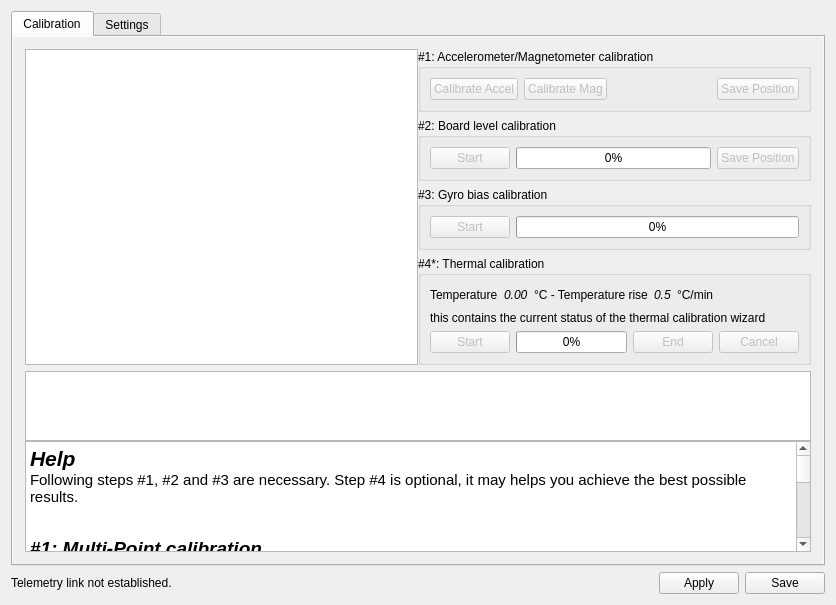
openpilot/OpenPilot, file ground/openpilotgcs/src/plugins/config/revosensors.ui: the form before one commit.
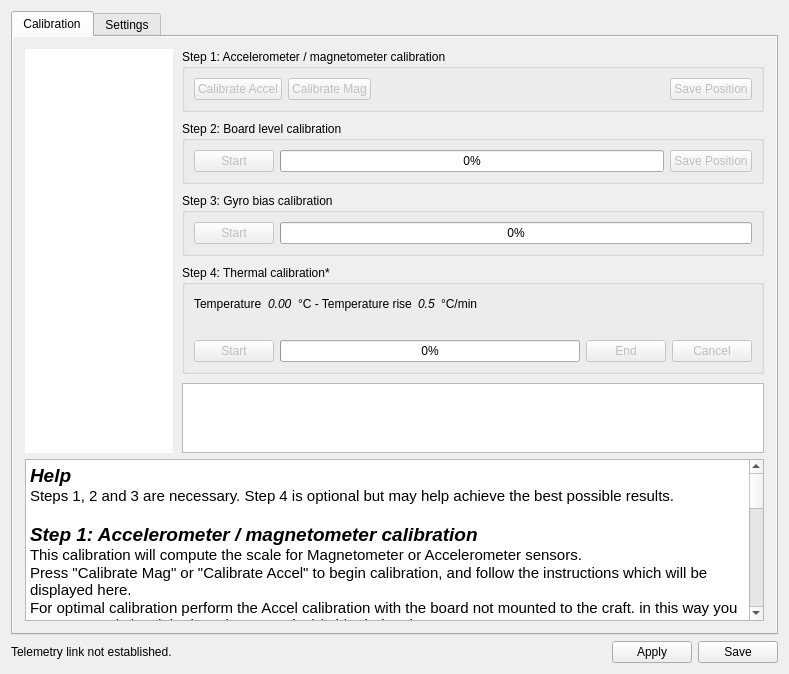
The form after the commit. Icons and pictures are not drawn.

Commit message: first version (resizing should go to image, might need a split pane)

```diff
--- a/ground/openpilotgcs/src/plugins/config/revosensors.ui
+++ b/ground/openpilotgcs/src/plugins/config/revosensors.ui
@@ -6,8 +6,8 @@
    <rect>
     <x>0</x>
     <y>0</y>
-    <width>836</width>
-    <height>605</height>
+    <width>789</width>
+    <height>674</height>
    </rect>
   </property>
   <property name="windowTitle">
@@ -31,122 +31,130 @@
       </attribute>
       <layout class="QVBoxLayout" name="verticalLayout_11">
        <property name="spacing">
-        <number>0</number>
-       </property>
-       <property name="leftMargin">
-        <number>0</number>
-       </property>
-       <property name="topMargin">
-        <number>0</number>
-       </property>
-       <property name="rightMargin">
-        <number>0</number>
-       </property>
-       <property name="bottomMargin">
-        <number>0</number>
-       </property>
-       <item>
-        <layout class="QGridLayout" name="gridLayout">
-         <property name="leftMargin">
-          <number>12</number>
-         </property>
-         <property name="topMargin">
-          <number>12</number>
-         </property>
-         <property name="rightMargin">
-          <number>12</number>
-         </property>
-         <property name="bottomMargin">
-          <number>12</number>
-         </property>
-         <property name="verticalSpacing">
           <number>6</number>
          </property>
-         <item row="0" column="0" rowspan="4">
-          <layout class="QVBoxLayout">
+       <property name="leftMargin">
+        <number>12</number>
+       </property>
+       <property name="topMargin">
+        <number>12</number>
+       </property>
+       <property name="rightMargin">
+        <number>12</number>
+       </property>
+       <property name="bottomMargin">
+        <number>12</number>
+       </property>
+       <item>
+        <layout class="QHBoxLayout" name="horizontalLayout">
+         <property name="spacing">
+          <number>9</number>
+         </property>
+         <property name="leftMargin">
+          <number>0</number>
+         </property>
+         <property name="topMargin">
+          <number>0</number>
+         </property>
+         <property name="rightMargin">
+          <number>0</number>
+         </property>
+         <property name="bottomMargin">
+          <number>0</number>
+         </property>
            <item>
             <widget class="QGraphicsView" name="calibrationVisualHelp">
+           <property name="sizePolicy">
+            <sizepolicy hsizetype="Preferred" vsizetype="Preferred">
+             <horstretch>0</horstretch>
+             <verstretch>0</verstretch>
+            </sizepolicy>
+           </property>
+           <property name="frameShape">
+            <enum>QFrame::NoFrame</enum>
+           </property>
+           <property name="lineWidth">
+            <number>0</number>
+           </property>
              <property name="verticalScrollBarPolicy">
               <enum>Qt::ScrollBarAlwaysOff</enum>
              </property>
              <property name="horizontalScrollBarPolicy">
               <enum>Qt::ScrollBarAlwaysOff</enum>
              </property>
-            </widget>
-           </item>
-          </layout>
-         </item>
-         <item row="4" column="0" colspan="2">
-          <layout class="QVBoxLayout" name="instruction_layout">
-           <item>
-            <widget class="QTextEdit" name="calibrationInstructions">
-             <property name="font">
-              <font>
-               <pointsize>10</pointsize>
-               <weight>75</weight>
-               <bold>true</bold>
-              </font>
-             </property>
-             <property name="toolTip">
-              <string>Calibration status</string>
-             </property>
-             <property name="horizontalScrollBarPolicy">
-              <enum>Qt::ScrollBarAlwaysOff</enum>
-             </property>
              <property name="sizeAdjustPolicy">
-              <enum>QAbstractScrollArea::AdjustToContents</enum>
-             </property>
+            <enum>QAbstractScrollArea::AdjustIgnored</enum>
+           </property>
+           <property name="interactive">
+            <bool>false</bool>
+           </property>
             </widget>
            </item>
            <item>
-            <widget class="QTextEdit" name="textEdit">
-             <property name="toolTip">
-              <string>Calibration instructions</string>
-             </property>
-             <property name="horizontalScrollBarPolicy">
-              <enum>Qt::ScrollBarAlwaysOff</enum>
-             </property>
-             <property name="html">
-              <string>&lt;!DOCTYPE HTML PUBLIC &quot;-//W3C//DTD HTML 4.0//EN&quot; &quot;http://www.w3.org/TR/REC-html40/strict.dtd&quot;&gt;
-&lt;html&gt;&lt;head&gt;&lt;meta name=&quot;qrichtext&quot; content=&quot;1&quot; /&gt;&lt;style type=&quot;text/css&quot;&gt;
-p, li { white-space: pre-wrap; }
-&lt;/style&gt;&lt;/head&gt;&lt;body style=&quot; font-family:'Ubuntu'; font-size:9pt; font-weight:400; font-style:normal;&quot;&gt;
-&lt;table border=&quot;0&quot; style=&quot;-qt-table-type: root; margin-top:4px; margin-bottom:4px; margin-left:4px; margin-right:4px;&quot;&gt;
-&lt;tr&gt;
-&lt;td style=&quot;border: none;&quot;&gt;
-&lt;p style=&quot; margin-top:0px; margin-bottom:0px; margin-left:0px; margin-right:0px; -qt-block-indent:0; text-indent:0px;&quot;&gt;&lt;span style=&quot; font-size:16pt; font-weight:600; font-style:italic;&quot;&gt;Help&lt;/span&gt;&lt;/p&gt;
-&lt;p style=&quot; margin-top:0px; margin-bottom:0px; margin-left:0px; margin-right:0px; -qt-block-indent:0; text-indent:0px;&quot;&gt;&lt;span style=&quot; font-size:11pt;&quot;&gt;Following steps #1, #2 and #3 are necessary. Step #4 is optional, it may helps you achieve the best possible results.&lt;/span&gt;&lt;/p&gt;
-&lt;p style=&quot;-qt-paragraph-type:empty; margin-top:0px; margin-bottom:0px; margin-left:0px; margin-right:0px; -qt-block-indent:0; text-indent:0px; font-size:11pt;&quot;&gt;&lt;br /&gt;&lt;/p&gt;
-&lt;p align=&quot;center&quot; style=&quot;-qt-paragraph-type:empty; margin-top:0px; margin-bottom:0px; margin-left:0px; margin-right:0px; -qt-block-indent:0; text-indent:0px; font-family:'MS Shell Dlg 2'; font-size:8pt;&quot;&gt;&lt;br /&gt;&lt;/p&gt;
-&lt;p style=&quot; margin-top:0px; margin-bottom:0px; margin-left:0px; margin-right:0px; -qt-block-indent:0; text-indent:0px;&quot;&gt;&lt;span style=&quot; font-size:14pt; font-weight:600; font-style:italic;&quot;&gt;#1: Multi-Point calibration&lt;/span&gt;&lt;/p&gt;
-&lt;p style=&quot; margin-top:0px; margin-bottom:0px; margin-left:0px; margin-right:0px; -qt-block-indent:0; text-indent:0px;&quot;&gt;&lt;span style=&quot; font-size:11pt;&quot;&gt;This calibration will compute the scale for Magnetometer or Accelerometer sensors. &lt;/span&gt;&lt;/p&gt;
-&lt;p style=&quot; margin-top:0px; margin-bottom:0px; margin-left:0px; margin-right:0px; -qt-block-indent:0; text-indent:0px;&quot;&gt;&lt;span style=&quot; font-size:11pt;&quot;&gt;Press &amp;quot;Calibrate Mag&amp;quot; or &amp;quot;Calibrate Accel&amp;quot; to begin calibration, and follow the instructions which will be displayed here.  &lt;/span&gt;&lt;/p&gt;
-&lt;p style=&quot; margin-top:0px; margin-bottom:0px; margin-left:0px; margin-right:0px; -qt-block-indent:0; text-indent:0px;&quot;&gt;&lt;span style=&quot; font-size:11pt;&quot;&gt;For optimal calibration perform the Accel calibration with the board not mounted to the craft. in this way you can accurately level the board on your desk/table during the process. &lt;/span&gt;&lt;/p&gt;
-&lt;p style=&quot; margin-top:0px; margin-bottom:0px; margin-left:0px; margin-right:0px; -qt-block-indent:0; text-indent:0px;&quot;&gt;&lt;span style=&quot; font-size:11pt;&quot;&gt;Magnetometer calibration need to be performed inside your plane/copter to account for metal/magnetic stuffs on board.&lt;/span&gt;&lt;/p&gt;
-&lt;p style=&quot; margin-top:0px; margin-bottom:0px; margin-left:0px; margin-right:0px; -qt-block-indent:0; text-indent:0px;&quot;&gt;&lt;span style=&quot; font-size:11pt; font-weight:600; font-style:italic;&quot;&gt;Note 1:&lt;/span&gt;&lt;span style=&quot; font-size:11pt;&quot;&gt; Your &lt;/span&gt;&lt;span style=&quot; font-size:11pt; font-weight:600;&quot;&gt;HomeLocation must be set first&lt;/span&gt;&lt;span style=&quot; font-size:11pt;&quot;&gt;, including the local magnetic field vector (Be) and acceleration due to gravity (g_e).&lt;/span&gt;&lt;/p&gt;
-&lt;p style=&quot; margin-top:0px; margin-bottom:0px; margin-left:0px; margin-right:0px; -qt-block-indent:0; text-indent:0px;&quot;&gt;&lt;span style=&quot; font-size:11pt; font-weight:600; font-style:italic;&quot;&gt;Note 2:&lt;/span&gt;&lt;span style=&quot; font-size:11pt;&quot;&gt; There is no need to point exactly at South/North/West/East. They are just used to easily tells the user how to point the plane/craft. &lt;/span&gt;&lt;/p&gt;
-&lt;p style=&quot; margin-top:0px; margin-bottom:0px; margin-left:0px; margin-right:0px; -qt-block-indent:0; text-indent:0px;&quot;&gt;&lt;span style=&quot; font-size:11pt;&quot;&gt;You can simply assume that North is in front of you, right is East etc. and perform the calibration this way.&lt;/span&gt;&lt;/p&gt;
-&lt;p style=&quot;-qt-paragraph-type:empty; margin-top:0px; margin-bottom:0px; margin-left:0px; margin-right:0px; -qt-block-indent:0; text-indent:0px; font-size:11pt;&quot;&gt;&lt;br /&gt;&lt;/p&gt;
-&lt;p style=&quot; margin-top:0px; margin-bottom:0px; margin-left:0px; margin-right:0px; -qt-block-indent:0; text-indent:0px;&quot;&gt;&lt;span style=&quot; font-size:14pt; font-weight:600; font-style:italic;&quot;&gt;#2: Board level calibration&lt;/span&gt;&lt;/p&gt;
-&lt;p style=&quot; margin-top:0px; margin-bottom:0px; margin-left:0px; margin-right:0px; -qt-block-indent:0; text-indent:0px;&quot;&gt;&lt;span style=&quot; font-size:11pt;&quot;&gt;This step will ensure that board leveling is accurate. Place your airframe as horizontally as possible (use a spirit level if necessary), then press Start below and do not move your airframe at all until the end of the calibration.&lt;/span&gt;&lt;/p&gt;
-&lt;p style=&quot;-qt-paragraph-type:empty; margin-top:0px; margin-bottom:0px; margin-left:0px; margin-right:0px; -qt-block-indent:0; text-indent:0px; font-size:11pt;&quot;&gt;&lt;br /&gt;&lt;/p&gt;
-&lt;p style=&quot; margin-top:0px; margin-bottom:0px; margin-left:0px; margin-right:0px; -qt-block-indent:0; text-indent:0px;&quot;&gt;&lt;span style=&quot; font-size:14pt; font-weight:600; font-style:italic;&quot;&gt;#3: Gyro Bias calculation&lt;/span&gt;&lt;/p&gt;
-&lt;p style=&quot; margin-top:0px; margin-bottom:0px; margin-left:0px; margin-right:0px; -qt-block-indent:0; text-indent:0px;&quot;&gt;&lt;span style=&quot; font-size:11pt;&quot;&gt;This step allows to calibrate the gyro measured value when the board is steady. To perform the calibration leave the board/aircraft completely steady and click start. &lt;/span&gt;&lt;/p&gt;
-&lt;p style=&quot;-qt-paragraph-type:empty; margin-top:0px; margin-bottom:0px; margin-left:0px; margin-right:0px; -qt-block-indent:0; text-indent:0px; font-size:11pt;&quot;&gt;&lt;br /&gt;&lt;/p&gt;
-&lt;p style=&quot; margin-top:0px; margin-bottom:0px; margin-left:0px; margin-right:0px; -qt-block-indent:0; text-indent:0px;&quot;&gt;&lt;span style=&quot; font-size:14pt; font-weight:600; font-style:italic;&quot;&gt;#4: Thermal Calibration&lt;/span&gt;&lt;/p&gt;
-&lt;p style=&quot; margin-top:0px; margin-bottom:0px; margin-left:0px; margin-right:0px; -qt-block-indent:0; text-indent:0px;&quot;&gt;&lt;span style=&quot; font-size:11pt;&quot;&gt;The calibration will compute sensors bias variations at different temperatures while the board warms up.&lt;/span&gt;&lt;/p&gt;
-&lt;p style=&quot; margin-top:0px; margin-bottom:0px; margin-left:0px; margin-right:0px; -qt-block-indent:0; text-indent:0px;&quot;&gt;&lt;span style=&quot; font-size:11pt;&quot;&gt;This  allow a certain amount of correction of those bias variations against temperature changes. It does improve both altitude hold and yaw performances.&lt;/span&gt;&lt;/p&gt;
-&lt;p style=&quot; margin-top:0px; margin-bottom:0px; margin-left:0px; margin-right:0px; -qt-block-indent:0; text-indent:0px;&quot;&gt;&lt;span style=&quot; font-size:11pt;&quot;&gt;To perform this calibration leave the board to cool down at room temperature in the coldest places available. after 15-20 minutes attach the usb connector to the board and Click the Calibrate button leaving the board steady. Wait until completed&lt;/span&gt;&lt;/p&gt;
-&lt;p align=&quot;center&quot; style=&quot;-qt-paragraph-type:empty; margin-top:0px; margin-bottom:0px; margin-left:0px; margin-right:0px; -qt-block-indent:0; text-indent:0px; font-size:11pt;&quot;&gt;&lt;br /&gt;&lt;/p&gt;&lt;/td&gt;&lt;/tr&gt;&lt;/table&gt;&lt;/body&gt;&lt;/html&gt;</string>
+          <layout class="QGridLayout" name="calibrationLayout">
+           <property name="leftMargin">
+            <number>0</number>
+           </property>
+           <property name="topMargin">
+            <number>0</number>
+           </property>
+           <property name="rightMargin">
+            <number>0</number>
+           </property>
+           <property name="bottomMargin">
+            <number>0</number>
+           </property>
+           <item row="2" column="0">
+            <widget class="QGroupBox" name="step3GroupBox">
+             <property name="title">
+              <string>Step 3: Gyro bias calibration</string>
+             </property>
+             <layout class="QHBoxLayout">
+              <item>
+               <widget class="QPushButton" name="gyroBiasStart">
+                <property name="enabled">
+                 <bool>false</bool>
+                </property>
+                <property name="sizePolicy">
+                 <sizepolicy hsizetype="Minimum" vsizetype="Fixed">
+                  <horstretch>0</horstretch>
+                  <verstretch>0</verstretch>
+                 </sizepolicy>
+                </property>
+                <property name="text">
+                 <string>Start</string>
+                </property>
+               </widget>
+              </item>
+              <item>
+               <widget class="QProgressBar" name="gyroBiasProgress">
+                <property name="minimumSize">
+                 <size>
+                  <width>300</width>
+                  <height>0</height>
+                 </size>
+                </property>
+                <property name="maximumSize">
+                 <size>
+                  <width>16777215</width>
+                  <height>16777215</height>
+                 </size>
+                </property>
+                <property name="value">
+                 <number>0</number>
+                </property>
+                <property name="textVisible">
+                 <bool>true</bool>
              </property>
             </widget>
            </item>
           </layout>
-         </item>
-         <item row="0" column="1">
-          <widget class="QGroupBox" name="groupBox">
+            </widget>
+           </item>
+           <item row="0" column="0">
+            <widget class="QGroupBox" name="step1GroupBox">
            <property name="title">
-            <string>#1: Accelerometer/Magnetometer calibration</string>
+              <string>Step 1: Accelerometer / magnetometer calibration</string>
            </property>
            <layout class="QHBoxLayout" name="horizontalLayout_4">
             <item>
@@ -204,78 +212,10 @@
            </layout>
           </widget>
          </item>
-         <item row="1" column="1">
-          <widget class="QGroupBox" name="groupBox">
+           <item row="3" column="0">
+            <widget class="QGroupBox" name="step4GroupBox">
            <property name="title">
-            <string>#2: Board level calibration</string>
-           </property>
-           <layout class="QHBoxLayout">
-            <item>
-             <widget class="QPushButton" name="boardLevelStart">
-              <property name="enabled">
-               <bool>false</bool>
-              </property>
-              <property name="text">
-               <string>Start</string>
-              </property>
-             </widget>
-            </item>
-            <item>
-             <widget class="QProgressBar" name="boardLevelProgress">
-              <property name="value">
-               <number>0</number>
-              </property>
-              <property name="textVisible">
-               <bool>true</bool>
-              </property>
-             </widget>
-            </item>
-            <item>
-             <widget class="QPushButton" name="boardLevelSavePos">
-              <property name="enabled">
-               <bool>false</bool>
-              </property>
-              <property name="text">
-               <string>Save Position</string>
-              </property>
-             </widget>
-            </item>
-           </layout>
-          </widget>
-         </item>
-         <item row="2" column="1">
-          <widget class="QGroupBox" name="groupBox">
-           <property name="title">
-            <string>#3: Gyro bias calibration</string>
-           </property>
-           <layout class="QHBoxLayout">
-            <item>
-             <widget class="QPushButton" name="gyroBiasStart">
-              <property name="enabled">
-               <bool>false</bool>
-              </property>
-              <property name="text">
-               <string>Start</string>
-              </property>
-             </widget>
-            </item>
-            <item>
-             <widget class="QProgressBar" name="gyroBiasProgress">
-              <property name="value">
-               <number>0</number>
-              </property>
-              <property name="textVisible">
-               <bool>true</bool>
-              </property>
-             </widget>
-            </item>
-           </layout>
-          </widget>
-         </item>
-         <item row="3" column="1">
-          <widget class="QGroupBox" name="groupBox_5">
-           <property name="title">
-            <string>#4*: Thermal calibration</string>
+              <string>Step 4: Thermal calibration*</string>
            </property>
            <layout class="QVBoxLayout">
             <item>
@@ -371,7 +311,7 @@
                </font>
               </property>
               <property name="text">
-               <string>this contains the current status of the thermal calibration wizard</string>
+                 <string>&lt;this contains the current status of the thermal calibration wizard&gt;</string>
               </property>
              </widget>
             </item>
@@ -389,6 +329,18 @@
               </item>
               <item>
                <widget class="QProgressBar" name="thermalBiasProgress">
+                  <property name="minimumSize">
+                   <size>
+                    <width>300</width>
+                    <height>0</height>
+                   </size>
+                  </property>
+                  <property name="maximumSize">
+                   <size>
+                    <width>16777215</width>
+                    <height>16777215</height>
+                   </size>
+                  </property>
                 <property name="value">
                  <number>0</number>
                 </property>
@@ -422,11 +374,123 @@
            </layout>
           </widget>
          </item>
-        </layout>
-       </item>
-      </layout>
-     </widget>
-     <widget class="QWidget" name="tab">
+           <item row="1" column="0">
+            <widget class="QGroupBox" name="step2GroupBox">
+             <property name="title">
+              <string>Step 2: Board level calibration</string>
+             </property>
+             <layout class="QHBoxLayout">
+              <item>
+               <widget class="QPushButton" name="boardLevelStart">
+                <property name="enabled">
+                 <bool>false</bool>
+                </property>
+                <property name="text">
+                 <string>Start</string>
+                </property>
+               </widget>
+              </item>
+              <item>
+               <widget class="QProgressBar" name="boardLevelProgress">
+                <property name="value">
+                 <number>0</number>
+                </property>
+                <property name="textVisible">
+                 <bool>true</bool>
+                </property>
+               </widget>
+              </item>
+              <item>
+               <widget class="QPushButton" name="boardLevelSavePos">
+                <property name="enabled">
+                 <bool>false</bool>
+                </property>
+                <property name="text">
+                 <string>Save Position</string>
+                </property>
+               </widget>
+              </item>
+             </layout>
+            </widget>
+           </item>
+           <item row="4" column="0">
+            <widget class="QTextEdit" name="calibrationInstructions">
+             <property name="font">
+              <font>
+               <pointsize>10</pointsize>
+               <weight>75</weight>
+               <bold>true</bold>
+              </font>
+             </property>
+             <property name="toolTip">
+              <string>Calibration status</string>
+             </property>
+             <property name="frameShape">
+              <enum>QFrame::StyledPanel</enum>
+             </property>
+             <property name="horizontalScrollBarPolicy">
+              <enum>Qt::ScrollBarAlwaysOff</enum>
+             </property>
+             <property name="sizeAdjustPolicy">
+              <enum>QAbstractScrollArea::AdjustToContents</enum>
+             </property>
+             <property name="textInteractionFlags">
+              <set>Qt::LinksAccessibleByKeyboard|Qt::LinksAccessibleByMouse|Qt::TextBrowserInteraction|Qt::TextSelectableByKeyboard|Qt::TextSelectableByMouse</set>
+             </property>
+            </widget>
+           </item>
+          </layout>
+         </item>
+        </layout>
+       </item>
+       <item>
+        <widget class="QTextEdit" name="textEdit">
+         <property name="toolTip">
+          <string>Calibration instructions</string>
+         </property>
+         <property name="horizontalScrollBarPolicy">
+          <enum>Qt::ScrollBarAlwaysOff</enum>
+         </property>
+         <property name="html">
+          <string>&lt;!DOCTYPE HTML PUBLIC &quot;-//W3C//DTD HTML 4.0//EN&quot; &quot;http://www.w3.org/TR/REC-html40/strict.dtd&quot;&gt;
+&lt;html&gt;&lt;head&gt;&lt;meta name=&quot;qrichtext&quot; content=&quot;1&quot; /&gt;&lt;style type=&quot;text/css&quot;&gt;
+p, li { white-space: pre-wrap; }
+&lt;/style&gt;&lt;/head&gt;&lt;body style=&quot; font-family:'MS Shell Dlg 2'; font-size:8.25pt; font-weight:400; font-style:normal;&quot;&gt;
+&lt;table border=&quot;0&quot; style=&quot;-qt-table-type: root; margin-top:4px; margin-bottom:4px; margin-left:4px; margin-right:4px;&quot;&gt;
+&lt;tr&gt;
+&lt;td style=&quot;border: none;&quot;&gt;
+&lt;p style=&quot; margin-top:0px; margin-bottom:0px; margin-left:0px; margin-right:0px; -qt-block-indent:0; text-indent:0px;&quot;&gt;&lt;span style=&quot; font-family:'Ubuntu'; font-size:14pt; font-weight:600; font-style:italic;&quot;&gt;Help&lt;/span&gt;&lt;/p&gt;
+&lt;p style=&quot; margin-top:0px; margin-bottom:0px; margin-left:0px; margin-right:0px; -qt-block-indent:0; text-indent:0px;&quot;&gt;&lt;span style=&quot; font-family:'Ubuntu'; font-size:11pt;&quot;&gt;Steps 1, 2 and 3 are necessary. Step 4 is optional but may help achieve the best possible results.&lt;/span&gt;&lt;/p&gt;
+&lt;p align=&quot;center&quot; style=&quot;-qt-paragraph-type:empty; margin-top:0px; margin-bottom:0px; margin-left:0px; margin-right:0px; -qt-block-indent:0; text-indent:0px; font-family:'Ubuntu'; font-size:11pt;&quot;&gt;&lt;br /&gt;&lt;/p&gt;
+&lt;p style=&quot; margin-top:0px; margin-bottom:0px; margin-left:0px; margin-right:0px; -qt-block-indent:0; text-indent:0px;&quot;&gt;&lt;span style=&quot; font-family:'Ubuntu'; font-size:14pt; font-weight:600; font-style:italic;&quot;&gt;Step 1: Accelerometer / magnetometer calibration&lt;/span&gt;&lt;/p&gt;
+&lt;p style=&quot; margin-top:0px; margin-bottom:0px; margin-left:0px; margin-right:0px; -qt-block-indent:0; text-indent:0px;&quot;&gt;&lt;span style=&quot; font-family:'Ubuntu'; font-size:11pt;&quot;&gt;This calibration will compute the scale for Magnetometer or Accelerometer sensors. &lt;/span&gt;&lt;/p&gt;
+&lt;p style=&quot; margin-top:0px; margin-bottom:0px; margin-left:0px; margin-right:0px; -qt-block-indent:0; text-indent:0px;&quot;&gt;&lt;span style=&quot; font-family:'Ubuntu'; font-size:11pt;&quot;&gt;Press &amp;quot;Calibrate Mag&amp;quot; or &amp;quot;Calibrate Accel&amp;quot; to begin calibration, and follow the instructions which will be displayed here.  &lt;/span&gt;&lt;/p&gt;
+&lt;p style=&quot; margin-top:0px; margin-bottom:0px; margin-left:0px; margin-right:0px; -qt-block-indent:0; text-indent:0px;&quot;&gt;&lt;span style=&quot; font-family:'Ubuntu'; font-size:11pt;&quot;&gt;For optimal calibration perform the Accel calibration with the board not mounted to the craft. in this way you can accurately level the board on your desk/table during the process. &lt;/span&gt;&lt;/p&gt;
+&lt;p style=&quot; margin-top:0px; margin-bottom:0px; margin-left:0px; margin-right:0px; -qt-block-indent:0; text-indent:0px;&quot;&gt;&lt;span style=&quot; font-family:'Ubuntu'; font-size:11pt;&quot;&gt;Magnetometer calibration need to be performed inside your plane/copter to account for metal/magnetic stuffs on board.&lt;/span&gt;&lt;/p&gt;
+&lt;p style=&quot; margin-top:0px; margin-bottom:0px; margin-left:0px; margin-right:0px; -qt-block-indent:0; text-indent:0px;&quot;&gt;&lt;span style=&quot; font-family:'Ubuntu'; font-size:11pt; font-weight:600; font-style:italic;&quot;&gt;Note 1:&lt;/span&gt;&lt;span style=&quot; font-family:'Ubuntu'; font-size:11pt;&quot;&gt; Your &lt;/span&gt;&lt;span style=&quot; font-family:'Ubuntu'; font-size:11pt; font-weight:600;&quot;&gt;HomeLocation must be set first&lt;/span&gt;&lt;span style=&quot; font-family:'Ubuntu'; font-size:11pt;&quot;&gt;, including the local magnetic field vector (Be) and acceleration due to gravity (g_e).&lt;/span&gt;&lt;/p&gt;
+&lt;p style=&quot; margin-top:0px; margin-bottom:0px; margin-left:0px; margin-right:0px; -qt-block-indent:0; text-indent:0px;&quot;&gt;&lt;span style=&quot; font-family:'Ubuntu'; font-size:11pt; font-weight:600; font-style:italic;&quot;&gt;Note 2:&lt;/span&gt;&lt;span style=&quot; font-family:'Ubuntu'; font-size:11pt;&quot;&gt; There is no need to point exactly at South/North/West/East. They are just used to easily tells the user how to point the plane/craft. &lt;/span&gt;&lt;/p&gt;
+&lt;p style=&quot; margin-top:0px; margin-bottom:0px; margin-left:0px; margin-right:0px; -qt-block-indent:0; text-indent:0px;&quot;&gt;&lt;span style=&quot; font-family:'Ubuntu'; font-size:11pt;&quot;&gt;You can simply assume that North is in front of you, right is East etc. and perform the calibration this way.&lt;/span&gt;&lt;/p&gt;
+&lt;p style=&quot;-qt-paragraph-type:empty; margin-top:0px; margin-bottom:0px; margin-left:0px; margin-right:0px; -qt-block-indent:0; text-indent:0px; font-family:'Ubuntu'; font-size:11pt;&quot;&gt;&lt;br /&gt;&lt;/p&gt;
+&lt;p style=&quot; margin-top:0px; margin-bottom:0px; margin-left:0px; margin-right:0px; -qt-block-indent:0; text-indent:0px;&quot;&gt;&lt;span style=&quot; font-family:'Ubuntu'; font-size:14pt; font-weight:600; font-style:italic;&quot;&gt;Step 2: Board level calibration&lt;/span&gt;&lt;/p&gt;
+&lt;p style=&quot; margin-top:0px; margin-bottom:0px; margin-left:0px; margin-right:0px; -qt-block-indent:0; text-indent:0px;&quot;&gt;&lt;span style=&quot; font-family:'Ubuntu'; font-size:11pt;&quot;&gt;This step will ensure that board leveling is accurate. Place your airframe as horizontally as possible (use a spirit level if necessary), then press Start below and do not move your airframe at all until the end of the calibration.&lt;/span&gt;&lt;/p&gt;
+&lt;p style=&quot;-qt-paragraph-type:empty; margin-top:0px; margin-bottom:0px; margin-left:0px; margin-right:0px; -qt-block-indent:0; text-indent:0px; font-family:'Ubuntu'; font-size:11pt;&quot;&gt;&lt;br /&gt;&lt;/p&gt;
+&lt;p style=&quot; margin-top:0px; margin-bottom:0px; margin-left:0px; margin-right:0px; -qt-block-indent:0; text-indent:0px;&quot;&gt;&lt;span style=&quot; font-family:'Ubuntu'; font-size:14pt; font-weight:600; font-style:italic;&quot;&gt;Step 3: Gyro Bias calculation&lt;/span&gt;&lt;/p&gt;
+&lt;p style=&quot; margin-top:0px; margin-bottom:0px; margin-left:0px; margin-right:0px; -qt-block-indent:0; text-indent:0px;&quot;&gt;&lt;span style=&quot; font-family:'Ubuntu'; font-size:11pt;&quot;&gt;This step allows to calibrate the gyro measured value when the board is steady. To perform the calibration leave the board/aircraft completely steady and click start. &lt;/span&gt;&lt;/p&gt;
+&lt;p style=&quot;-qt-paragraph-type:empty; margin-top:0px; margin-bottom:0px; margin-left:0px; margin-right:0px; -qt-block-indent:0; text-indent:0px; font-family:'Ubuntu'; font-size:11pt;&quot;&gt;&lt;br /&gt;&lt;/p&gt;
+&lt;p style=&quot; margin-top:0px; margin-bottom:0px; margin-left:0px; margin-right:0px; -qt-block-indent:0; text-indent:0px;&quot;&gt;&lt;span style=&quot; font-family:'Ubuntu'; font-size:14pt; font-weight:600; font-style:italic;&quot;&gt;Step 4: Thermal Calibration&lt;/span&gt;&lt;/p&gt;
+&lt;p style=&quot; margin-top:0px; margin-bottom:0px; margin-left:0px; margin-right:0px; -qt-block-indent:0; text-indent:0px;&quot;&gt;&lt;span style=&quot; font-family:'Ubuntu'; font-size:11pt;&quot;&gt;The calibration will compute sensors bias variations at different temperatures while the board warms up.&lt;/span&gt;&lt;/p&gt;
+&lt;p style=&quot; margin-top:0px; margin-bottom:0px; margin-left:0px; margin-right:0px; -qt-block-indent:0; text-indent:0px;&quot;&gt;&lt;span style=&quot; font-family:'Ubuntu'; font-size:11pt;&quot;&gt;This  allow a certain amount of correction of those bias variations against temperature changes. It does improve both altitude hold and yaw performances.&lt;/span&gt;&lt;/p&gt;
+&lt;p style=&quot; margin-top:0px; margin-bottom:0px; margin-left:0px; margin-right:0px; -qt-block-indent:0; text-indent:0px;&quot;&gt;&lt;span style=&quot; font-family:'Ubuntu'; font-size:11pt;&quot;&gt;To perform this calibration leave the board to cool down at room temperature in the coldest places available.&lt;/span&gt;&lt;/p&gt;
+&lt;p style=&quot; margin-top:0px; margin-bottom:0px; margin-left:0px; margin-right:0px; -qt-block-indent:0; text-indent:0px;&quot;&gt;&lt;span style=&quot; font-family:'Ubuntu'; font-size:11pt;&quot;&gt;After 15-20 minutes attach the usb connector to the board and Click the Calibrate button leaving the board steady. Wait until completed.&lt;/span&gt;&lt;/p&gt;&lt;/td&gt;&lt;/tr&gt;&lt;/table&gt;&lt;/body&gt;&lt;/html&gt;</string>
+         </property>
+         <property name="textInteractionFlags">
+          <set>Qt::LinksAccessibleByKeyboard|Qt::LinksAccessibleByMouse|Qt::TextBrowserInteraction|Qt::TextSelectableByKeyboard|Qt::TextSelectableByMouse</set>
+         </property>
+        </widget>
+       </item>
+      </layout>
+     </widget>
+     <widget class="QWidget" name="settingsTab">
       <property name="autoFillBackground">
        <bool>true</bool>
       </property>
```
Left out of the diff: 2 changed lines with no effect on the pictures. Lines whose indentation alone changed are shown as unchanged. The commit also changes 2 other files.
